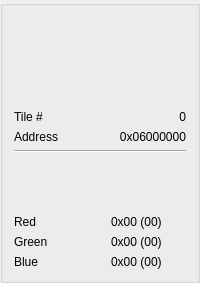
This is mgba/src/platform/qt/AssetTile.ui in xjsxjs197/WiiEmuHanhua as Qt 5 draws it before an edit. The edited form follows.
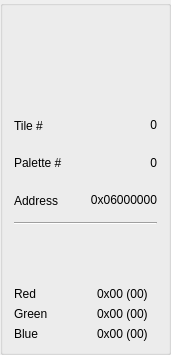
This is the edited form. Custom widgets are drawn as their Qt base class.

```diff
--- a/mgba/src/platform/qt/AssetTile.ui
+++ b/mgba/src/platform/qt/AssetTile.ui
@@ -2,6 +2,14 @@
 <ui version="4.0">
  <class>AssetTile</class>
  <widget class="QGroupBox" name="AssetTile">
+  <property name="geometry">
+   <rect>
+    <x>0</x>
+    <y>0</y>
+    <width>171</width>
+    <height>355</height>
+   </rect>
+  </property>
   <property name="sizePolicy">
    <sizepolicy hsizetype="Fixed" vsizetype="Preferred">
     <horstretch>0</horstretch>
@@ -49,6 +57,27 @@
      </item>
     </layout>
    </item>
+   <item>
+    <layout class="QHBoxLayout" name="horizontalLayout_4">
+     <item>
+      <widget class="QLabel" name="label_2">
+       <property name="text">
+        <string>Palette #</string>
+       </property>
+      </widget>
+     </item>
+     <item>
+      <widget class="QLabel" name="paletteId">
+       <property name="text">
+        <string>0</string>
+       </property>
+       <property name="alignment">
+        <set>Qt::AlignRight|Qt::AlignTrailing|Qt::AlignVCenter</set>
+       </property>
+      </widget>
+     </item>
+    </layout>
+   </item>
    <item>
     <layout class="QHBoxLayout" name="horizontalLayout_2">
      <item>
```
